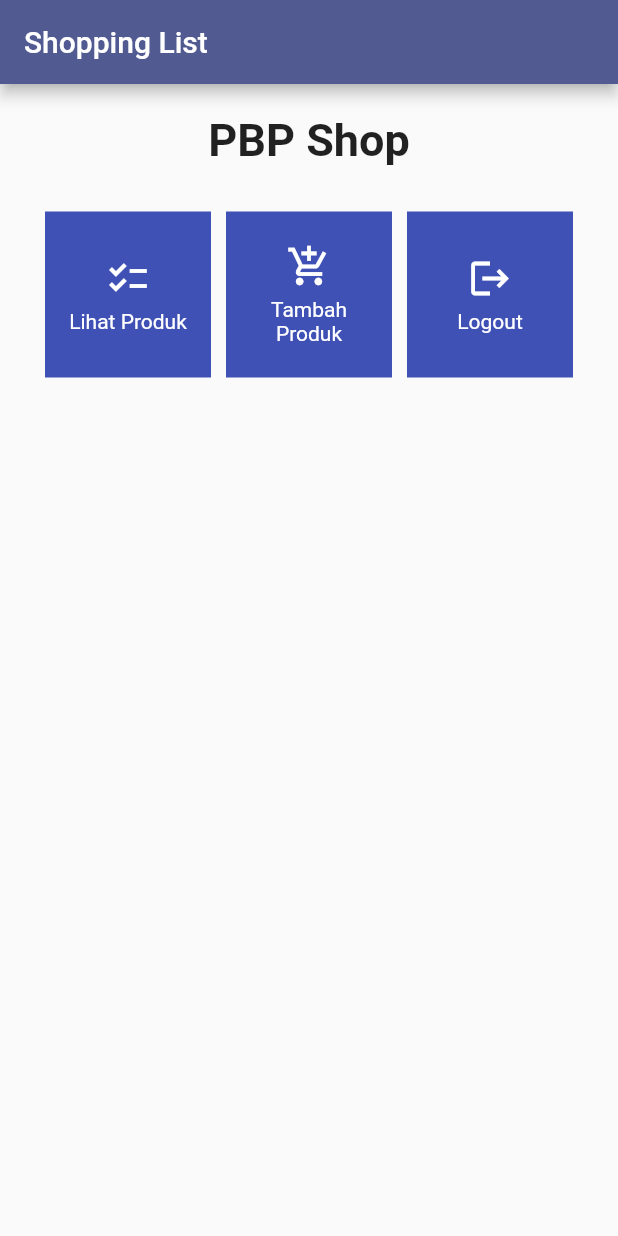
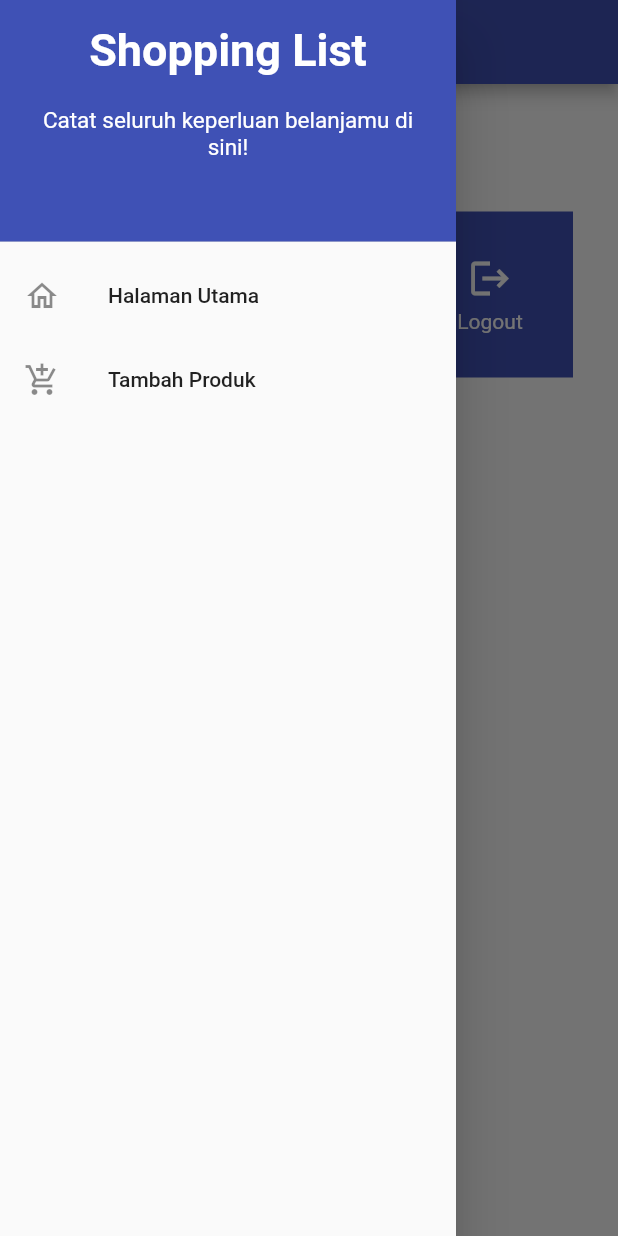
Before and after one commit to kimiagastya/shopping-list-mobile, a Flutter app: the screen it shows after launch, with the side drawer open (before the commit the screen has no drawer), on a phone screen of 412 x 824 dp. Run offline on Flutter 3.47's test engine with Material 2 defaults, Android fonts, the phone set to English and light mode, and no system bars.

Commit message:
Sebelum refactor

```diff
--- a/lib/menu.dart
+++ b/lib/menu.dart
@@ -1,4 +1,7 @@
 import 'package:flutter/material.dart';
+import 'package:shopping_list/widgets/left_drawer.dart';
+import 'package:shopping_list/widgets/shop_card.dart';
+
 
 class MyHomePage extends StatelessWidget {
   MyHomePage({Key? key}) : super(key: key);
@@ -15,7 +18,11 @@ class MyHomePage extends StatelessWidget {
         title: const Text(
           'Shopping List',
         ),
+        backgroundColor: Colors.indigo,
+        foregroundColor: Colors.white,
       ),
+      // Masukkan drawer sebagai parameter nilai drawer dari widget Scaffold
+      drawer: const LeftDrawer(),
       body: SingleChildScrollView(
         // Widget wrapper yang dapat discroll
         child: Padding(
@@ -56,55 +63,3 @@ class MyHomePage extends StatelessWidget {
     );
     }
 }
-
-class ShopCard extends StatelessWidget {
-  final ShopItem item;
-
-  const ShopCard(this.item, {super.key}); // Constructor
-
-  @override
-  Widget build(BuildContext context) {
-    return Material(
-      color: Colors.indigo,
-      child: InkWell(
-        // Area responsive terhadap sentuhan
-        onTap: () {
-          // Memunculkan SnackBar ketika diklik
-          ScaffoldMessenger.of(context)
-            ..hideCurrentSnackBar()
-            ..showSnackBar(SnackBar(
-                content: Text("Kamu telah menekan tombol ${item.name}!")));
-        },
-        child: Container(
-          // Container untuk menyimpan Icon dan Text
-          padding: const EdgeInsets.all(8),
-          child: Center(
-            child: Column(
-              mainAxisAlignment: MainAxisAlignment.center,
-              children: [
-                Icon(
-                  item.icon,
-                  color: Colors.white,
-                  size: 30.0,
-                ),
-                const Padding(padding: EdgeInsets.all(3)),
-                Text(
-                  item.name,
-                  textAlign: TextAlign.center,
-                  style: const TextStyle(color: Colors.white),
-                ),
-              ],
-            ),
-          ),
-        ),
-      ),
-    );
-  }
-}
-
-class ShopItem {
-  final String name;
-  final IconData icon;
-
-  ShopItem(this.name, this.icon);
-}
--- /dev/null
+++ b/lib/widgets/left_drawer.dart
@@ -0,0 +1,61 @@
+import 'package:flutter/material.dart';
+import 'package:shopping_list/menu.dart';
+import 'package:shopping_list/shoplist_form.dart';
+
+class LeftDrawer extends StatelessWidget {
+  const LeftDrawer({super.key});
+
+  @override
+  Widget build(BuildContext context) {
+    return Drawer(
+      child: ListView(
+        children: [
+          DrawerHeader(
+            decoration: BoxDecoration(
+              color: Colors.indigo,
+            ),
+            child: Column(
+              children: [
+                Text(
+                  'Shopping List',
+                  textAlign: TextAlign.center,
+                  style: TextStyle(
+                    fontSize: 30,
+                    fontWeight: FontWeight.bold,
+                    color: Colors.white,
+                  ),
+                ),
+                Padding(padding: EdgeInsets.all(10)),
+                Text("Catat seluruh keperluan belanjamu di sini!", style: TextStyle(fontSize: 15, color: Colors.white, fontWeight: FontWeight.normal,),
+                  textAlign: TextAlign.center, // To add center alignment
+                    ),
+              ],
+            ),
+
+          ),
+          ListTile(
+            leading: const Icon(Icons.home_outlined),
+            title: const Text('Halaman Utama'),
+            // Bagian redirection ke MyHomePage
+            onTap: () {
+              Navigator.pushReplacement(
+                  context,
+                  MaterialPageRoute(
+                    builder: (context) => MyHomePage(),
+                  ));
+            },
+          ),
+          ListTile(
+            leading: const Icon(Icons.add_shopping_cart),
+            title: const Text('Tambah Produk'),
+            // Bagian redirection ke ShopFormPage
+            onTap: () {
+              Navigator.push(context,
+              MaterialPageRoute(builder: (context) => const ShopFormPage()));
+            },
+          ),
+        ],
+      ),
+    );
+  }
+}
--- /dev/null
+++ b/lib/widgets/shop_card.dart
@@ -0,0 +1,59 @@
+import 'package:flutter/material.dart';
+import 'package:shopping_list/shoplist_form.dart';
+class ShopCard extends StatelessWidget {
+  final ShopItem item;
+
+  const ShopCard(this.item, {super.key}); // Constructor
+
+  @override
+  Widget build(BuildContext context) {
+    return Material(
+      color: Colors.indigo,
+      child: InkWell(
+        // Area responsive terhadap sentuhan
+        onTap: () {
+          // Memunculkan SnackBar ketika diklik
+          ScaffoldMessenger.of(context)
+            ..hideCurrentSnackBar()
+            ..showSnackBar(SnackBar(
+                content: Text("Kamu telah menekan tombol ${item.name}!")));
+
+            // Navigate ke route yang sesuai (tergantung jenis tombol)
+            if (item.name == "Tambah Produk") {
+                Navigator.push(context,
+                    MaterialPageRoute(builder: (context) => const ShopFormPage()));
+            }
+        },
+        child: Container(
+          // Container untuk menyimpan Icon dan Text
+          padding: const EdgeInsets.all(8),
+          child: Center(
+            child: Column(
+              mainAxisAlignment: MainAxisAlignment.center,
+              children: [
+                Icon(
+                  item.icon,
+                  color: Colors.white,
+                  size: 30.0,
+                ),
+                const Padding(padding: EdgeInsets.all(3)),
+                Text(
+                  item.name,
+                  textAlign: TextAlign.center,
+                  style: const TextStyle(color: Colors.white),
+                ),
+              ],
+            ),
+          ),
+        ),
+      ),
+    );
+  }
+}
+
+class ShopItem {
+  final String name;
+  final IconData icon;
+
+  ShopItem(this.name, this.icon);
+}
```
Also changed, not shown: lib/shoplist_form.dart (added, +161 -0 lines).
